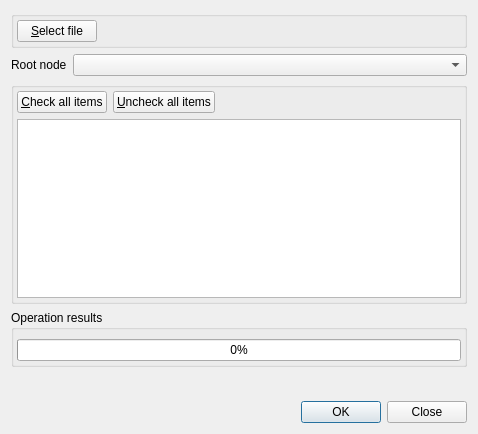
Old version of the form src/librssguard/services/standard/gui/formstandardimportexport.ui in the repository norbusan/rssguard-debian.
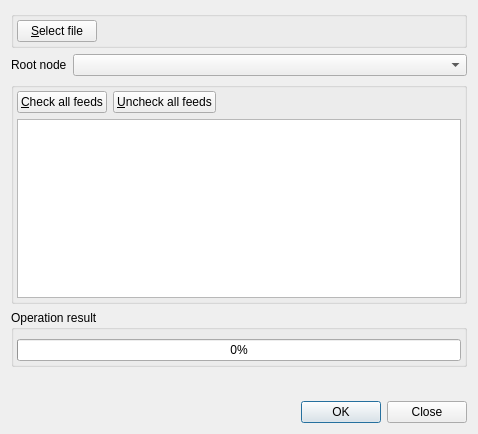
New version of the form. Custom widgets are drawn as their Qt base class.

```diff
--- a/src/librssguard/services/standard/gui/formstandardimportexport.ui
+++ b/src/librssguard/services/standard/gui/formstandardimportexport.ui
@@ -100,14 +100,14 @@
       <item row="1" column="1">
        <widget class="QPushButton" name="m_btnCheckAllItems">
         <property name="text">
-         <string>&amp;Check all items</string>
+         <string>&amp;Check all feeds</string>
         </property>
        </widget>
       </item>
       <item row="1" column="2">
        <widget class="QPushButton" name="m_btnUncheckAllItems">
         <property name="text">
-         <string>&amp;Uncheck all items</string>
+         <string>&amp;Uncheck all feeds</string>
         </property>
        </widget>
       </item>
@@ -158,7 +158,7 @@
    <item>
     <widget class="QGroupBox" name="groupBox">
      <property name="title">
-      <string>Operation results</string>
+      <string>Operation result</string>
      </property>
      <layout class="QFormLayout" name="formLayout_2">
       <property name="leftMargin">
```
